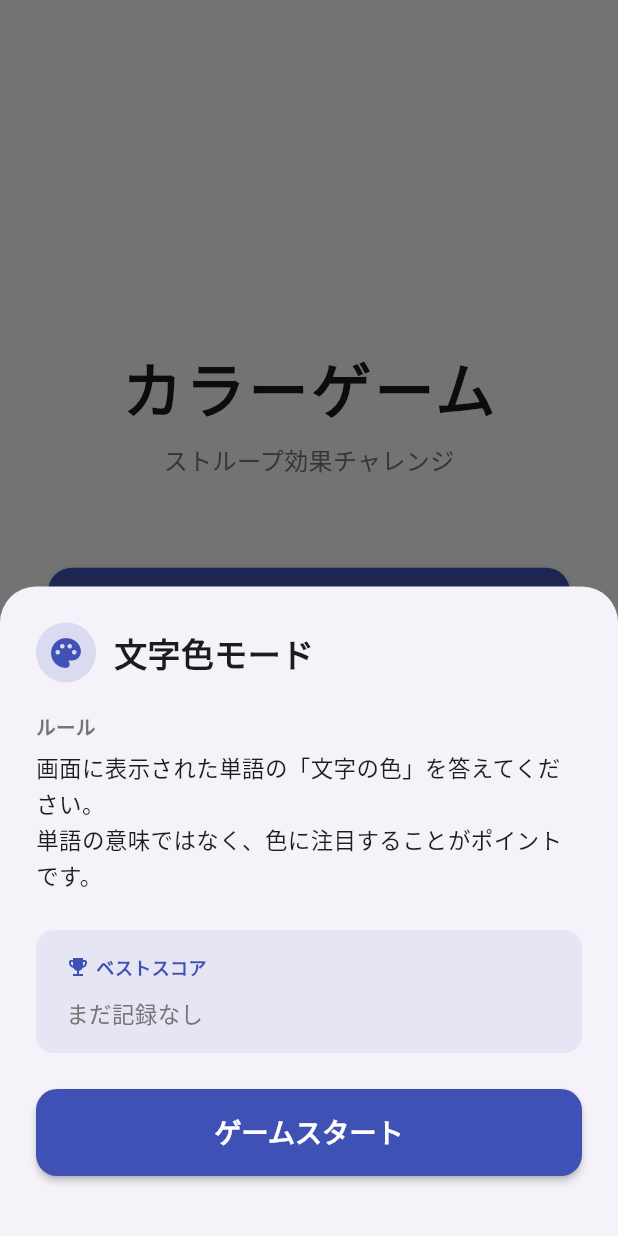
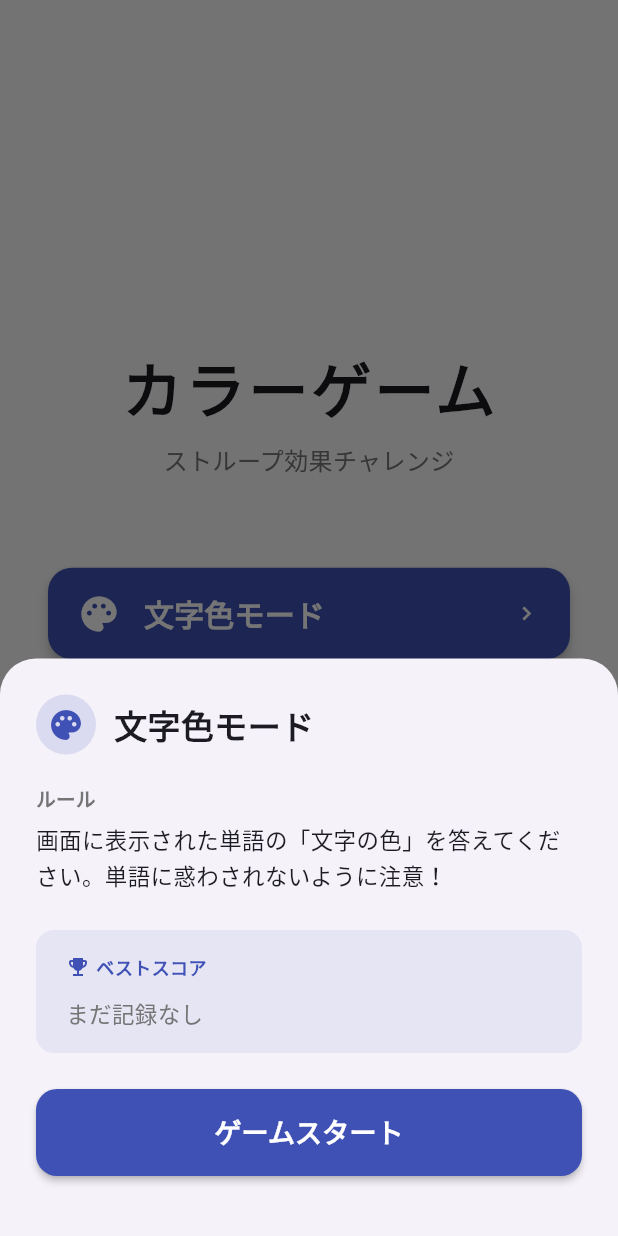
Before and after one commit to takashi145/color-game, a Flutter app: the screen it shows after launch, after a tap on "文字色モード", on a phone screen of 412 x 824 dp. Run offline on Flutter 3.47's test engine with Material 3 defaults, Android fonts, the phone set to English and light mode, and no system bars; our stand-ins replace shared_preferences.

Commit message:
モード説明文修正

```diff
--- a/lib/screens/home_screen.dart
+++ b/lib/screens/home_screen.dart
@@ -136,11 +136,11 @@ class _ModeDetailSheet extends StatelessWidget {
   String get _description {
     switch (mode) {
       case GameMode.colorMode:
-        return '画面に表示された単語の「文字の色」を答えてください。\n単語の意味ではなく、色に注目することがポイントです。';
+        return '画面に表示された単語の「文字の色」を答えてください。単語に惑わされないように注意！';
       case GameMode.wordMode:
-        return '画面に表示された単語の「書いてある内容（色の名前）」を答えてください。\n文字の色に惑わされないようにしましょう。';
+        return '画面に表示された単語を答えてください。文字の色に惑わされないように注意！';
       case GameMode.mixMode:
-        return '「文字色」と「文字内容」どちらを答えるかがランダムに切り替わります。\n画面上の指示をよく読んで答えてください。上級者向けモードです。';
+        return '「文字色」と「文字内容」どちらを答えるかがランダムに切り替わります。上級者向けモードです。';
     }
   }
 
```
